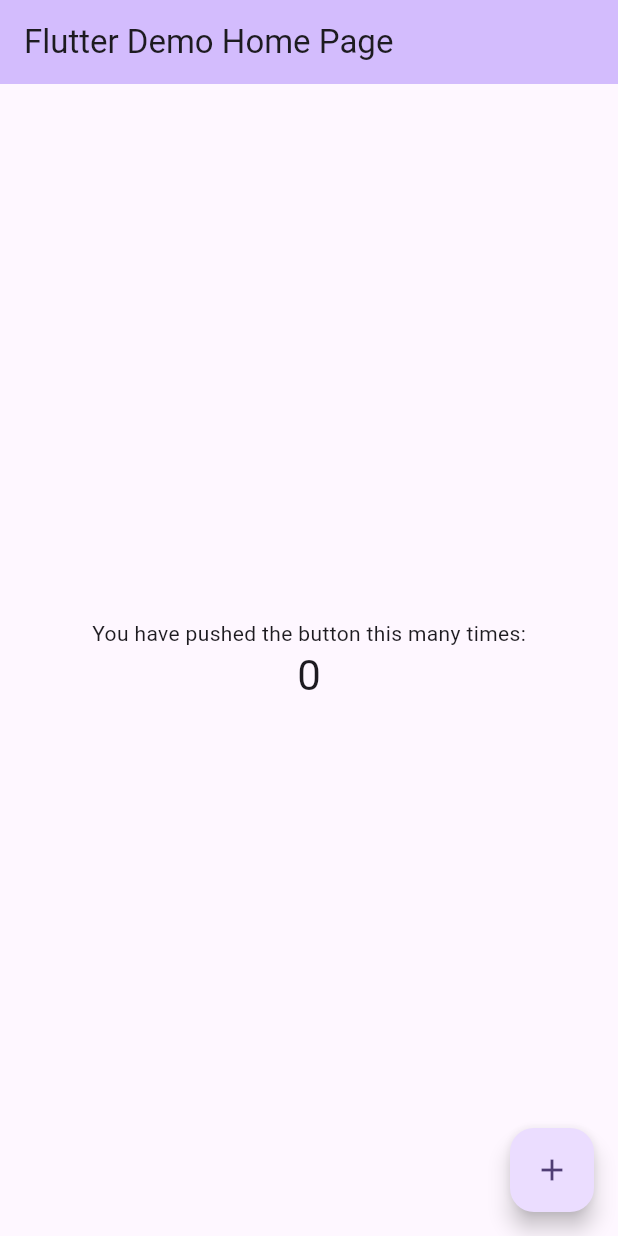
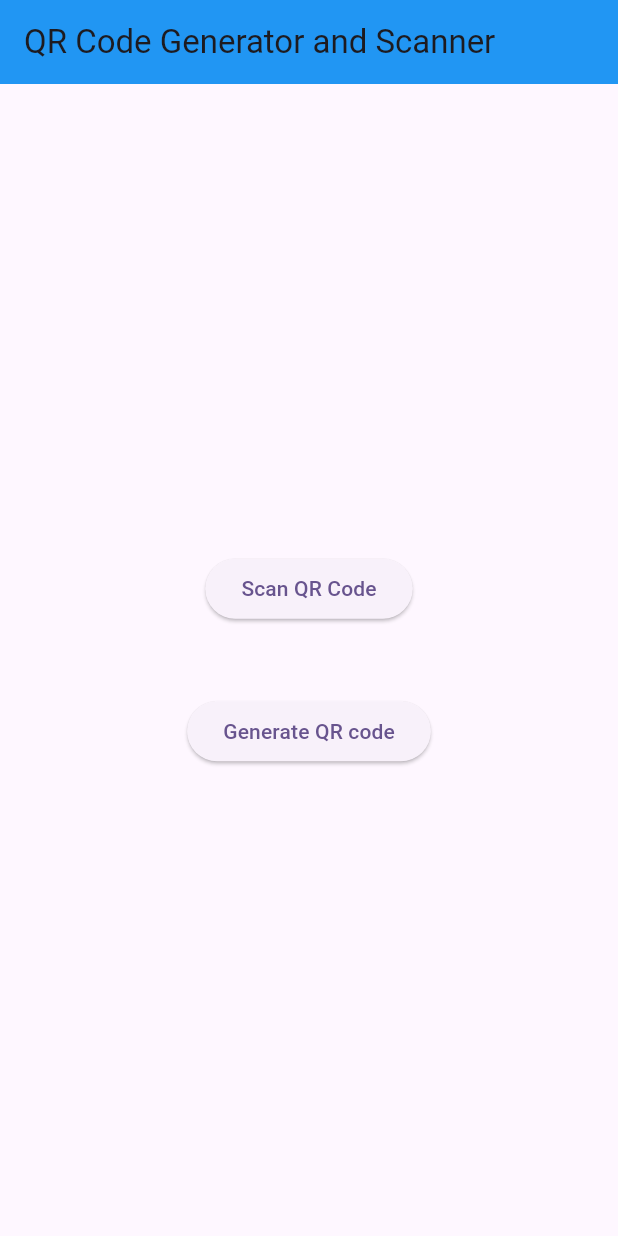
Before and after one commit to Tedpi1/qr_code_app, a Flutter app: the screen it shows after launch, on a phone screen of 412 x 824 dp. Run offline on Flutter 3.47's test engine with Material 3 defaults, Android fonts, the phone set to English and light mode, and no system bars; our stand-ins replace qr_flutter; missing offline and left inert: qr.

Commit message:
qr code generator created half

```diff
--- a/lib/main.dart
+++ b/lib/main.dart
@@ -1,4 +1,6 @@
 import 'package:flutter/material.dart';
+import 'package:qr_code_app/generate_qr_code.dart';
+import 'package:qr_code_app/scann_qr_code.dart';
 
 void main() {
   runApp(const MyApp());
@@ -11,112 +13,59 @@ class MyApp extends StatelessWidget {
   @override
   Widget build(BuildContext context) {
     return MaterialApp(
-      title: 'Flutter Demo',
+      title: 'QR Code Scanner and Generator',
+      debugShowCheckedModeBanner: false,
       theme: ThemeData(
-        // This is the theme of your application.
-        //
-        // TRY THIS: Try running your application with "flutter run". You'll see
-        // the application has a purple toolbar. Then, without quitting the app,
-        // try changing the seedColor in the colorScheme below to Colors.green
-        // and then invoke "hot reload" (save your changes or press the "hot
-        // reload" button in a Flutter-supported IDE, or press "r" if you used
-        // the command line to start the app).
-        //
-        // Notice that the counter didn't reset back to zero; the application
-        // state is not lost during the reload. To reset the state, use hot
-        // restart instead.
-        //
-        // This works for code too, not just values: Most code changes can be
-        // tested with just a hot reload.
         colorScheme: ColorScheme.fromSeed(seedColor: Colors.deepPurple),
       ),
-      home: const MyHomePage(title: 'Flutter Demo Home Page'),
+      home: HomePage(),
     );
   }
 }
 
-class MyHomePage extends StatefulWidget {
-  const MyHomePage({super.key, required this.title});
-
-  // This widget is the home page of your application. It is stateful, meaning
-  // that it has a State object (defined below) that contains fields that affect
-  // how it looks.
-
-  // This class is the configuration for the state. It holds the values (in this
-  // case the title) provided by the parent (in this case the App widget) and
-  // used by the build method of the State. Fields in a Widget subclass are
-  // always marked "final".
-
-  final String title;
+class HomePage extends StatefulWidget {
+  const HomePage({super.key});
 
   @override
-  State<MyHomePage> createState() => _MyHomePageState();
+  State<HomePage> createState() => _HomePageState();
 }
 
-class _MyHomePageState extends State<MyHomePage> {
-  int _counter = 0;
-
-  void _incrementCounter() {
-    setState(() {
-      // This call to setState tells the Flutter framework that something has
-      // changed in this State, which causes it to rerun the build method below
-      // so that the display can reflect the updated values. If we changed
-      // _counter without calling setState(), then the build method would not be
-      // called again, and so nothing would appear to happen.
-      _counter++;
-    });
-  }
-
+class _HomePageState extends State<HomePage> {
   @override
   Widget build(BuildContext context) {
-    // This method is rerun every time setState is called, for instance as done
-    // by the _incrementCounter method above.
-    //
-    // The Flutter framework has been optimized to make rerunning build methods
-    // fast, so that you can just rebuild anything that needs updating rather
-    // than having to individually change instances of widgets.
     return Scaffold(
       appBar: AppBar(
-        // TRY THIS: Try changing the color here to a specific color (to
-        // Colors.amber, perhaps?) and trigger a hot reload to see the AppBar
-        // change color while the other colors stay the same.
-        backgroundColor: Theme.of(context).colorScheme.inversePrimary,
-        // Here we take the value from the MyHomePage object that was created by
-        // the App.build method, and use it to set our appbar title.
-        title: Text(widget.title),
+        title: Text('QR Code Generator and Scanner'),
+        backgroundColor: Colors.blue,
       ),
       body: Center(
-        // Center is a layout widget. It takes a single child and positions it
-        // in the middle of the parent.
         child: Column(
-          // Column is also a layout widget. It takes a list of children and
-          // arranges them vertically. By default, it sizes itself to fit its
-          // children horizontally, and tries to be as tall as its parent.
-          //
-          // Column has various properties to control how it sizes itself and
-          // how it positions its children. Here we use mainAxisAlignment to
-          // center the children vertically; the main axis here is the vertical
-          // axis because Columns are vertical (the cross axis would be
-          // horizontal).
-          //
-          // TRY THIS: Invoke "debug painting" (choose the "Toggle Debug Paint"
-          // action in the IDE, or press "p" in the console), to see the
-          // wireframe for each widget.
           mainAxisAlignment: MainAxisAlignment.center,
-          children: <Widget>[
-            const Text('You have pushed the button this many times:'),
-            Text(
-              '$_counter',
-              style: Theme.of(context).textTheme.headlineMedium,
+          children: [
+            ElevatedButton(
+              onPressed: () {
+                setState(() {
+                  Navigator.of(
+                    context,
+                  ).push(MaterialPageRoute(builder: (context) => ScanQRCode()));
+                });
+              },
+              child: Text('Scan QR Code'),
+            ),
+            SizedBox(height: 47),
+            ElevatedButton(
+              onPressed: () {
+                setState(() {
+                  Navigator.of(context).push(
+                    MaterialPageRoute(builder: (context) => GenerateQRCode()),
+                  );
+                });
+              },
+              child: Text("Generate QR code"),
             ),
           ],
         ),
       ),
-      floatingActionButton: FloatingActionButton(
-        onPressed: _incrementCounter,
-        tooltip: 'Increment',
-        child: const Icon(Icons.add),
-      ), // This trailing comma makes auto-formatting nicer for build methods.
     );
   }
 }
--- a/pubspec.yaml
+++ b/pubspec.yaml
@@ -2,7 +2,7 @@ name: qr_code_app
 description: "A new Flutter project."
 # The following line prevents the package from being accidentally published to
 # pub.dev using `flutter pub publish`. This is preferred for private packages.
-publish_to: 'none' # Remove this line if you wish to publish to pub.dev
+publish_to: "none" # Remove this line if you wish to publish to pub.dev
 
 # The following defines the version and build number for your application.
 # A version number is three numbers separated by dots, like 1.2.43
@@ -34,6 +34,8 @@ dependencies:
   # The following adds the Cupertino Icons font to your application.
   # Use with the CupertinoIcons class for iOS style icons.
   cupertino_icons: ^1.0.8
+  qr_flutter: ^4.0.0
+  flutter_barcode_scanner: ^2.0.0
 
 dev_dependencies:
   flutter_test:
@@ -51,7 +53,6 @@ dev_dependencies:
 
 # The following section is specific to Flutter packages.
 flutter:
-
   # The following line ensures that the Material Icons font is
   # included with your application, so that you can use the icons in
   # the material Icons class.
```
Also changed, not shown: lib/generate_qr_code.dart (added, +68 -0 lines), lib/scann_qr_code.dart (added, +15 -0 lines), pubspec.lock.
